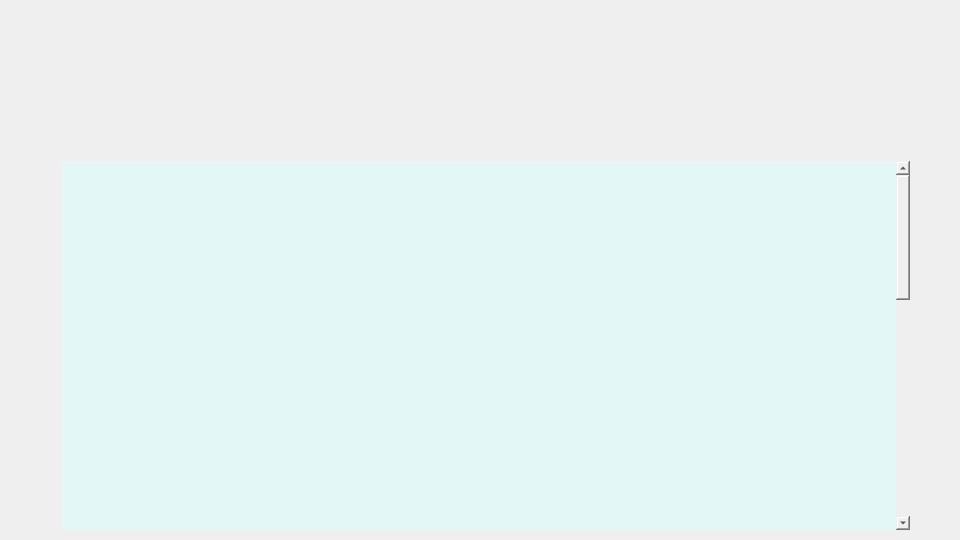
The window that manage_account_page.ui (YuanQiPKU/Reservoir) describes before a commit, drawn with Qt 5.
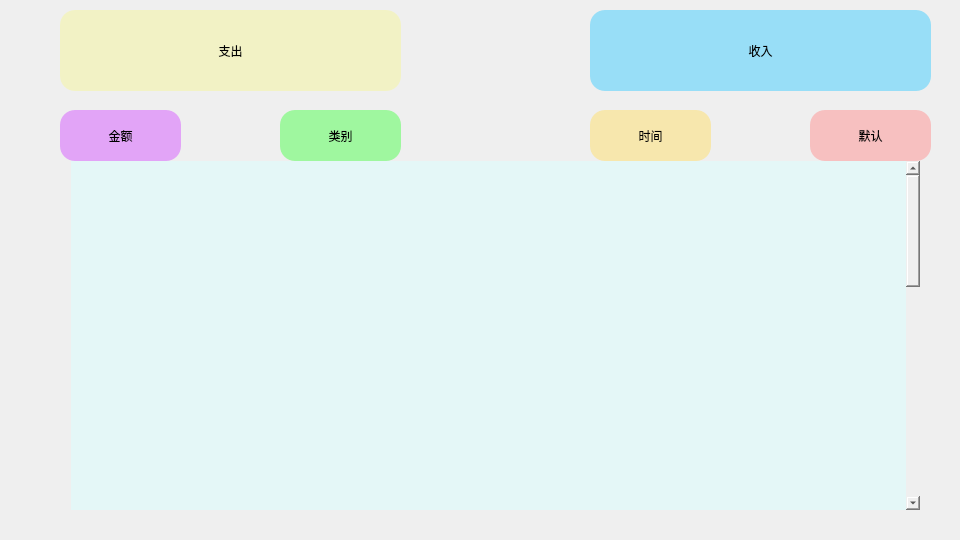
The same window after the commit. Icons and pictures are not drawn.

```diff
--- a/manage_account_page.ui
+++ b/manage_account_page.ui
@@ -28,13 +28,59 @@
   <property name="windowTitle">
    <string>Form</string>
   </property>
+  <widget class="QWidget" name="widget_2" native="true">
+   <property name="geometry">
+    <rect>
+     <x>0</x>
+     <y>-10</y>
+     <width>971</width>
+     <height>561</height>
+    </rect>
+   </property>
+   <property name="styleSheet">
+    <string notr="true">background-image: url(:/pages/main_page/image/add_account_page.png);</string>
+   </property>
+  </widget>
+  <widget class="QPushButton" name="pushButton">
+   <property name="geometry">
+    <rect>
+     <x>60</x>
+     <y>10</y>
+     <width>341</width>
+     <height>81</height>
+    </rect>
+   </property>
+   <property name="styleSheet">
+    <string notr="true">
+QPushButton {
+	background-color: rgba(255, 255, 47, 55);
+	
+	font: 28pt &quot;楷体&quot;;
+    color: #000000; /* 文字颜色 */
+    font-weight: normal;
+    padding: 5px; /* 按需调整内边距 */
+   border-radius: 15px;
+}
+QPushButton:hover {
+background-color: rgba(255, 255, 47, 200);
+   border-style: solid; /* 按下时边框样式 */
+    border-width: 1px; /* 按下时边框宽度 */
+    border-color: #8c8884; /* 按下时边框颜色 */
+    border-radius: 15px; /* 边框圆角 */
+}
+</string>
+   </property>
+   <property name="text">
+    <string>支出</string>
+   </property>
+  </widget>
   <widget class="QScrollArea" name="scrollArea">
    <property name="geometry">
     <rect>
-     <x>60</x>
+     <x>70</x>
      <y>160</y>
      <width>851</width>
-     <height>371</height>
+     <height>351</height>
     </rect>
    </property>
    <property name="cursor" stdset="0">
@@ -85,21 +131,181 @@
     <layout class="QVBoxLayout" name="verticalLayout"/>
    </widget>
   </widget>
-  <widget class="QWidget" name="widget_2" native="true">
+  <widget class="QPushButton" name="pushButton_2">
    <property name="geometry">
     <rect>
-     <x>-1</x>
-     <y>-1</y>
-     <width>961</width>
-     <height>541</height>
+     <x>590</x>
+     <y>10</y>
+     <width>341</width>
+     <height>81</height>
     </rect>
    </property>
    <property name="styleSheet">
-    <string notr="true">background-image: url(:/pages/main_page/image/add_account_page.png);</string>
+    <string notr="true">
+QPushButton {
+	background-color: rgba(61, 203, 255, 125);
+	
+	font: 28pt &quot;楷体&quot;;
+    color: #000000; /* 文字颜色 */
+    font-weight: normal;
+    padding: 5px; /* 按需调整内边距 */
+   border-radius: 15px;
+}
+QPushButton:hover {
+	background-color: rgba(61, 203, 255,200);
+   border-style: solid; /* 按下时边框样式 */
+    border-width: 1px; /* 按下时边框宽度 */
+    border-color: #8c8884; /* 按下时边框颜色 */
+    border-radius: 15px; /* 边框圆角 */
+}
+</string>
    </property>
+   <property name="text">
+    <string>收入</string>
+   </property>
   </widget>
-  <zorder>widget_2</zorder>
-  <zorder>scrollArea</zorder>
+  <widget class="QPushButton" name="pushButton_3">
+   <property name="geometry">
+    <rect>
+     <x>60</x>
+     <y>110</y>
+     <width>121</width>
+     <height>51</height>
+    </rect>
+   </property>
+   <property name="styleSheet">
+    <string notr="true">
+QPushButton {
+	
+	background-color: rgba(213, 85, 255, 125);
+	
+	
+	font: 12pt &quot;楷体&quot;;
+    color: #000000; /* 文字颜色 */
+    font-weight: normal;
+    padding: 5px; /* 按需调整内边距 */
+   border-radius: 15px;
+}
+QPushButton:hover {
+background-color: rgba(213, 85, 255, 200);
+   border-style: solid; /* 按下时边框样式 */
+    border-width: 1px; /* 按下时边框宽度 */
+    border-color: #8c8884; /* 按下时边框颜色 */
+    border-radius: 15px; /* 边框圆角 */
+}
+</string>
+   </property>
+   <property name="text">
+    <string>金额</string>
+   </property>
+  </widget>
+  <widget class="QPushButton" name="pushButton_4">
+   <property name="geometry">
+    <rect>
+     <x>280</x>
+     <y>110</y>
+     <width>121</width>
+     <height>51</height>
+    </rect>
+   </property>
+   <property name="styleSheet">
+    <string notr="true">
+QPushButton {
+	
+	background-color: rgba(76, 255, 76, 125);
+	
+	
+	font: 12pt &quot;楷体&quot;;
+    color: #000000; /* 文字颜色 */
+    font-weight: normal;
+    padding: 5px; /* 按需调整内边距 */
+   border-radius: 15px;
+}
+QPushButton:hover {
+	
+	background-color: rgba(76, 255, 76, 200);
+   border-style: solid; /* 按下时边框样式 */
+    border-width: 1px; /* 按下时边框宽度 */
+    border-color: #8c8884; /* 按下时边框颜色 */
+    border-radius: 15px; /* 边框圆角 */
+}
+</string>
+   </property>
+   <property name="text">
+    <string>类别</string>
+   </property>
+  </widget>
+  <widget class="QPushButton" name="pushButton_5">
+   <property name="geometry">
+    <rect>
+     <x>810</x>
+     <y>110</y>
+     <width>121</width>
+     <height>51</height>
+    </rect>
+   </property>
+   <property name="styleSheet">
+    <string notr="true">
+QPushButton {
+	
+	background-color: rgba(255, 142, 142, 125);
+	
+	
+	font: 12pt &quot;楷体&quot;;
+    color: #000000; /* 文字颜色 */
+    font-weight: normal;
+    padding: 5px; /* 按需调整内边距 */
+   border-radius: 15px;
+}
+QPushButton:hover {
+background-color: rgba(255, 142, 142, 200);
+   border-style: solid; /* 按下时边框样式 */
+    border-width: 1px; /* 按下时边框宽度 */
+    border-color: #8c8884; /* 按下时边框颜色 */
+    border-radius: 15px; /* 边框圆角 */
+}
+</string>
+   </property>
+   <property name="text">
+    <string>默认</string>
+   </property>
+  </widget>
+  <widget class="QPushButton" name="pushButton_6">
+   <property name="geometry">
+    <rect>
+     <x>590</x>
+     <y>110</y>
+     <width>121</width>
+     <height>51</height>
+    </rect>
+   </property>
+   <property name="styleSheet">
+    <string notr="true">
+QPushButton {
+	
+	
+	background-color: rgba(255, 223, 105, 125);
+	
+	
+	font: 12pt &quot;楷体&quot;;
+    color: #000000; /* 文字颜色 */
+    font-weight: normal;
+    padding: 5px; /* 按需调整内边距 */
+   border-radius: 15px;
+}
+QPushButton:hover {
+	background-color: rgba(255, 223, 105, 200);
+   border-style: solid; /* 按下时边框样式 */
+    border-width: 1px; /* 按下时边框宽度 */
+    border-color: #8c8884; /* 按下时边框颜色 */
+    border-radius: 15px; /* 边框圆角 */
+}
+</string>
+   </property>
+   <property name="text">
+    <string>时间</string>
+   </property>
+  </widget>
  </widget>
  <resources/>
  <connections/>
```
